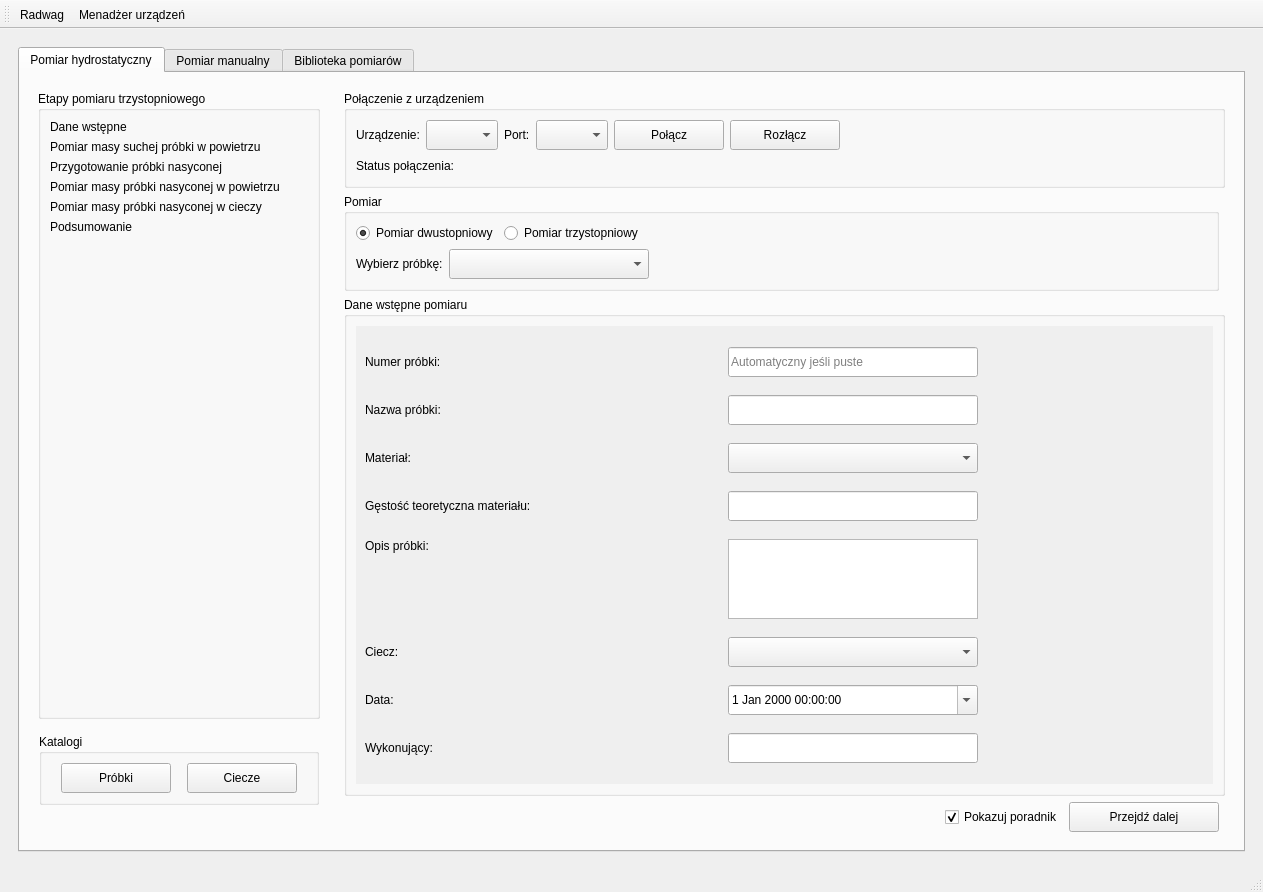
Before: the Qt Designer form main_window.ui in mar8us/SerialPortConnectorRadwag, drawn with Qt 5.
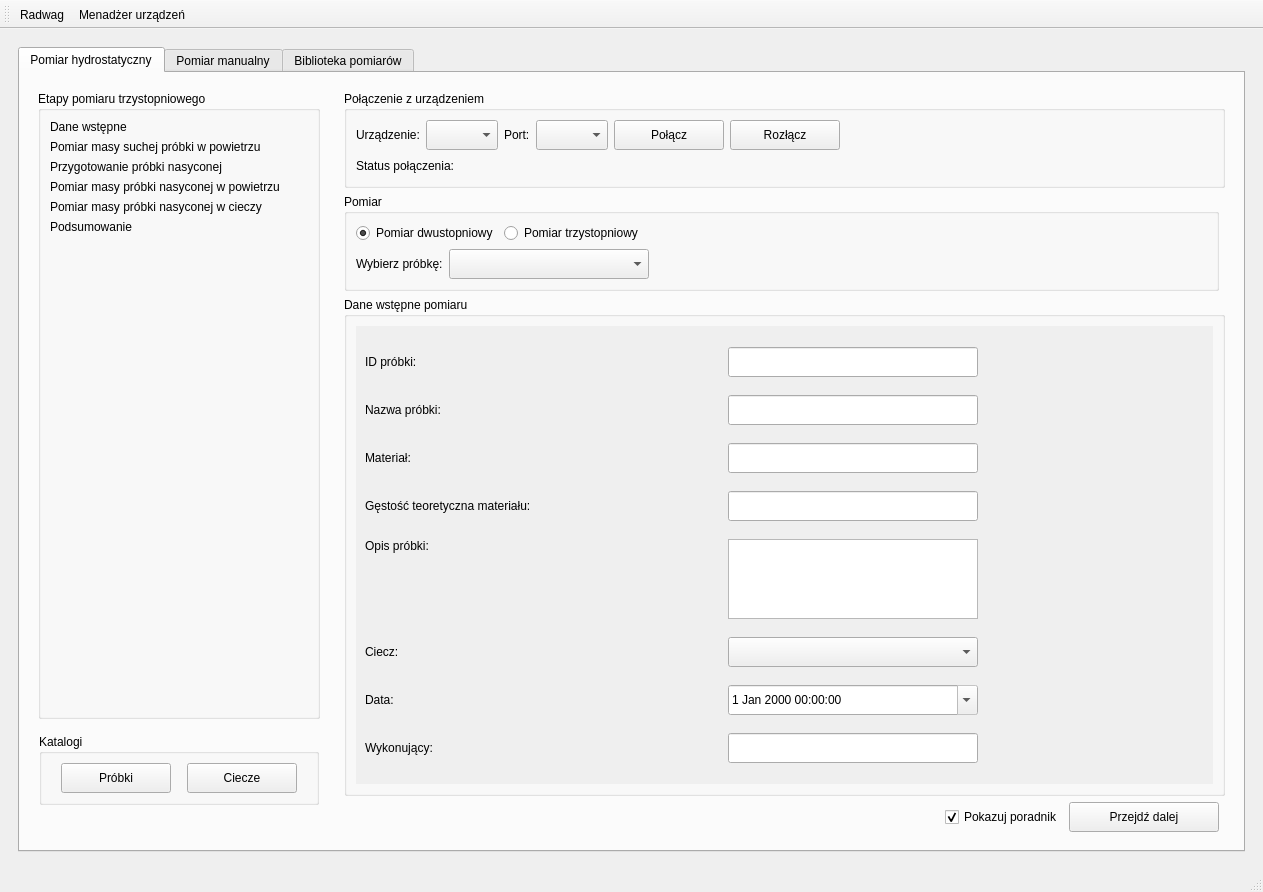
After: the same form once the commit is applied. Icons and pictures are not drawn.

Commit message: Fill initial data based on selected sample

The edit to the form file:
```diff
--- a/main_window.ui
+++ b/main_window.ui
@@ -675,7 +675,7 @@
                           </size>
                          </property>
                          <property name="text">
-                          <string>Numer próbki:</string>
+                          <string>ID próbki:</string>
                          </property>
                         </widget>
                        </item>
@@ -693,8 +693,8 @@
                            <height>16777215</height>
                           </size>
                          </property>
-                         <property name="placeholderText">
-                          <string>Automatyczny jeśli puste</string>
+                         <property name="readOnly">
+                          <bool>true</bool>
                          </property>
                         </widget>
                        </item>
@@ -740,22 +740,6 @@
                          </property>
                         </widget>
                        </item>
-                       <item row="2" column="2">
-                        <widget class="QComboBox" name="comboBoxMaterial">
-                         <property name="minimumSize">
-                          <size>
-                           <width>0</width>
-                           <height>30</height>
-                          </size>
-                         </property>
-                         <property name="maximumSize">
-                          <size>
-                           <width>250</width>
-                           <height>16777215</height>
-                          </size>
-                         </property>
-                        </widget>
-                       </item>
                        <item row="3" column="0" colspan="2">
                         <widget class="QLabel" name="labelMaterialDensity">
                          <property name="text">
@@ -889,6 +873,9 @@
                            <height>16777215</height>
                           </size>
                          </property>
+                         <property name="readOnly">
+                          <bool>true</bool>
+                         </property>
                          <property name="calendarPopup">
                           <bool>true</bool>
                          </property>
@@ -910,6 +897,25 @@
                          </property>
                         </widget>
                        </item>
+                       <item row="2" column="2">
+                        <widget class="QLineEdit" name="editMaterial">
+                         <property name="minimumSize">
+                          <size>
+                           <width>0</width>
+                           <height>30</height>
+                          </size>
+                         </property>
+                         <property name="maximumSize">
+                          <size>
+                           <width>250</width>
+                           <height>16777215</height>
+                          </size>
+                         </property>
+                         <property name="readOnly">
+                          <bool>true</bool>
+                         </property>
+                        </widget>
+                       </item>
                       </layout>
                      </widget>
                     </widget>
```
Left out of the diff: 10 changed lines with no effect on the pictures. The commit also changes 2 other files.
